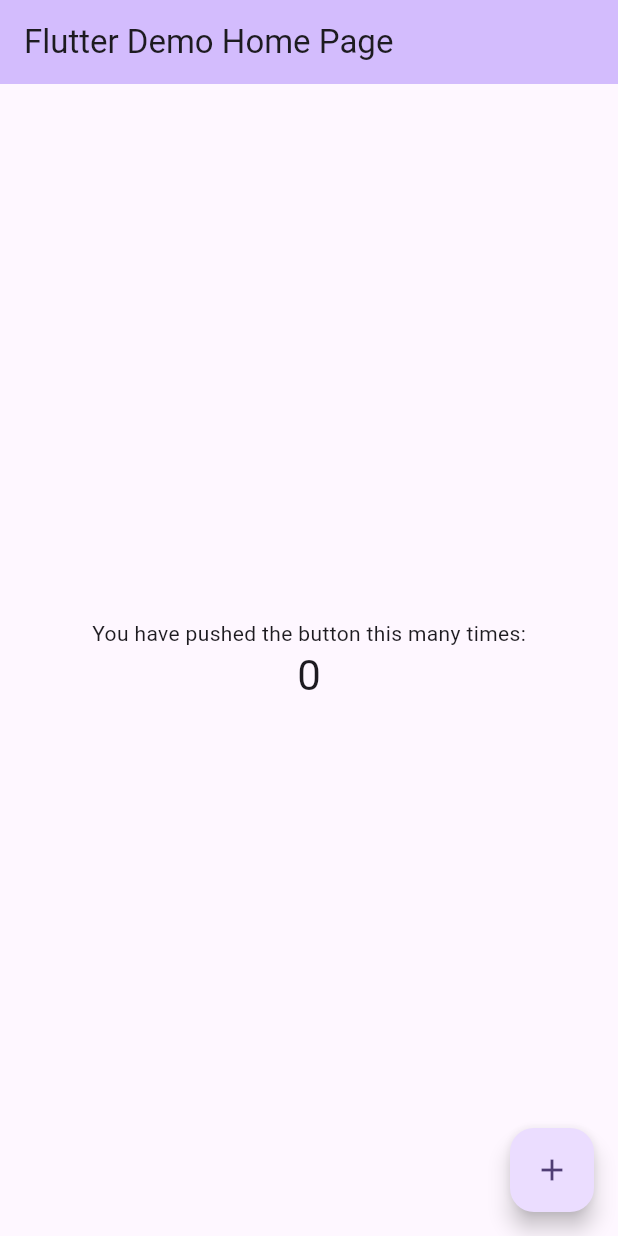
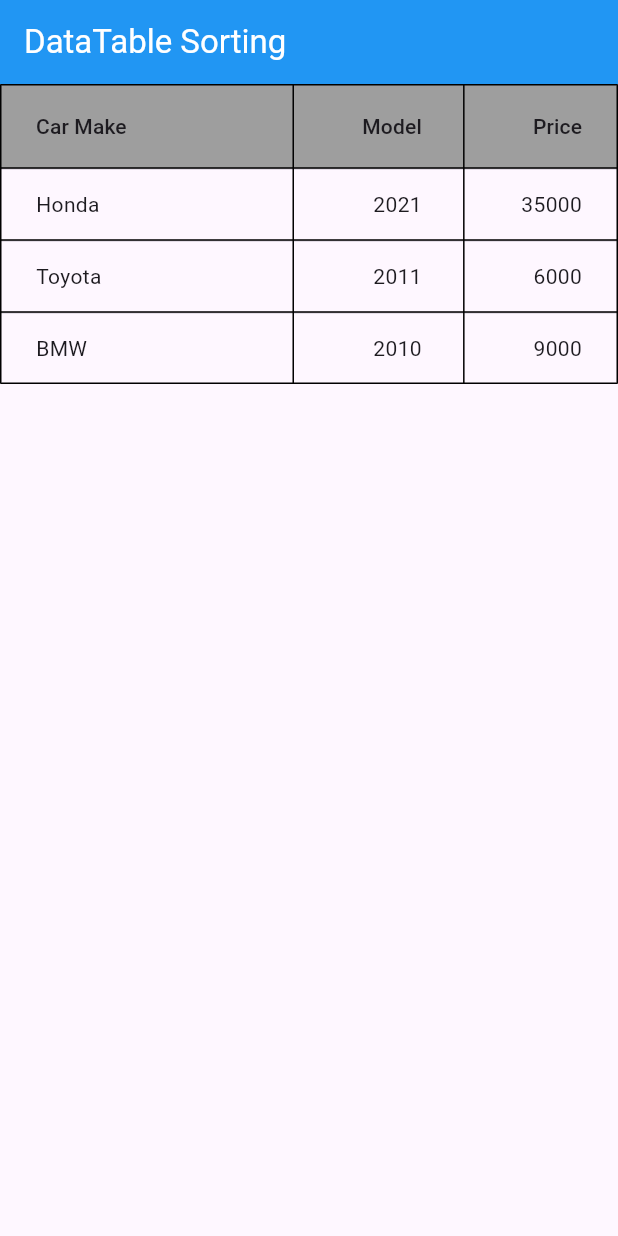
Before and after one commit to dylan-yoong-yw/TMA3084_G02_102522_Lab05_Lesson07, a Flutter app: the screen it shows after launch, on a phone screen of 412 x 824 dp. Run offline on Flutter 3.47's test engine with Material 3 defaults, Android fonts, the phone set to English and light mode, and no system bars.

Commit message:
Lab B: DataTable with built-in sorting

```diff
--- a/data_table_lab/lib/main.dart
+++ b/data_table_lab/lib/main.dart
@@ -1,121 +1,104 @@
 import 'package:flutter/material.dart';
 
-void main() {
-  runApp(const MyApp());
-}
+void main() => runApp(const MainApp());
 
-class MyApp extends StatelessWidget {
-  const MyApp({super.key});
+class MainApp extends StatelessWidget {
+  const MainApp({super.key});
 
-  // This widget is the root of your application.
   @override
   Widget build(BuildContext context) {
-    return MaterialApp(
-      title: 'Flutter Demo',
-      theme: ThemeData(
-        // This is the theme of your application.
-        //
-        // TRY THIS: Try running your application with "flutter run". You'll see
-        // the application has a purple toolbar. Then, without quitting the app,
-        // try changing the seedColor in the colorScheme below to Colors.green
-        // and then invoke "hot reload" (save your changes or press the "hot
-        // reload" button in a Flutter-supported IDE, or press "r" if you used
-        // the command line to start the app).
-        //
-        // Notice that the counter didn't reset back to zero; the application
-        // state is not lost during the reload. To reset the state, use hot
-        // restart instead.
-        //
-        // This works for code too, not just values: Most code changes can be
-        // tested with just a hot reload.
-        colorScheme: .fromSeed(seedColor: Colors.deepPurple),
-      ),
-      home: const MyHomePage(title: 'Flutter Demo Home Page'),
+    return const MaterialApp(
+      debugShowCheckedModeBanner: false,
+      home: CarTablePage(),
     );
   }
 }
 
-class MyHomePage extends StatefulWidget {
-  const MyHomePage({super.key, required this.title});
+/// One row of data in the table.
+class Car {
+  Car(this.make, this.model, this.price);
 
-  // This widget is the home page of your application. It is stateful, meaning
-  // that it has a State object (defined below) that contains fields that affect
-  // how it looks.
+  final String make;
+  final int model;
+  final int price;
+}
 
-  // This class is the configuration for the state. It holds the values (in this
-  // case the title) provided by the parent (in this case the App widget) and
-  // used by the build method of the State. Fields in a Widget subclass are
-  // always marked "final".
-
-  final String title;
+class CarTablePage extends StatefulWidget {
+  const CarTablePage({super.key});
 
   @override
-  State<MyHomePage> createState() => _MyHomePageState();
+  State<CarTablePage> createState() => _CarTablePageState();
 }
 
-class _MyHomePageState extends State<MyHomePage> {
-  int _counter = 0;
+class _CarTablePageState extends State<CarTablePage> {
+  final List<Car> cars = [
+    Car('Honda', 2021, 35000),
+    Car('Toyota', 2011, 6000),
+    Car('BMW', 2010, 9000),
+  ];
 
-  void _incrementCounter() {
+  // Which column is sorted (null = not sorted yet) and in which direction.
+  int? sortColumnIndex;
+  bool sortAscending = true;
+
+  /// One method for all columns. [compare] decides the order.
+  void sortBy(
+    int columnIndex,
+    bool ascending,
+    int Function(Car a, Car b) compare,
+  ) {
     setState(() {
-      // This call to setState tells the Flutter framework that something has
-      // changed in this State, which causes it to rerun the build method below
-      // so that the display can reflect the updated values. If we changed
-      // _counter without calling setState(), then the build method would not be
-      // called again, and so nothing would appear to happen.
-      _counter++;
+      cars.sort((a, b) => ascending ? compare(a, b) : compare(b, a));
+      sortColumnIndex = columnIndex;
+      sortAscending = ascending;
     });
   }
 
   @override
   Widget build(BuildContext context) {
-    // This method is rerun every time setState is called, for instance as done
-    // by the _incrementCounter method above.
-    //
-    // The Flutter framework has been optimized to make rerunning build methods
-    // fast, so that you can just rebuild anything that needs updating rather
-    // than having to individually change instances of widgets.
     return Scaffold(
       appBar: AppBar(
-        // TRY THIS: Try changing the color here to a specific color (to
-        // Colors.amber, perhaps?) and trigger a hot reload to see the AppBar
-        // change color while the other colors stay the same.
-        backgroundColor: Theme.of(context).colorScheme.inversePrimary,
-        // Here we take the value from the MyHomePage object that was created by
-        // the App.build method, and use it to set our appbar title.
-        title: Text(widget.title),
+        title: const Text('DataTable Sorting'),
+        backgroundColor: Colors.blue,
+        foregroundColor: Colors.white,
       ),
-      body: Center(
-        // Center is a layout widget. It takes a single child and positions it
-        // in the middle of the parent.
-        child: Column(
-          // Column is also a layout widget. It takes a list of children and
-          // arranges them vertically. By default, it sizes itself to fit its
-          // children horizontally, and tries to be as tall as its parent.
-          //
-          // Column has various properties to control how it sizes itself and
-          // how it positions its children. Here we use mainAxisAlignment to
-          // center the children vertically; the main axis here is the vertical
-          // axis because Columns are vertical (the cross axis would be
-          // horizontal).
-          //
-          // TRY THIS: Invoke "debug painting" (choose the "Toggle Debug Paint"
-          // action in the IDE, or press "p" in the console), to see the
-          // wireframe for each widget.
-          mainAxisAlignment: .center,
-          children: [
-            const Text('You have pushed the button this many times:'),
-            Text(
-              '$_counter',
-              style: Theme.of(context).textTheme.headlineMedium,
+      body: SingleChildScrollView(
+        child: DataTable(
+          sortColumnIndex: sortColumnIndex,
+          sortAscending: sortAscending,
+          border: TableBorder.all(color: Colors.black),
+          headingRowColor: WidgetStateProperty.all<Color>(Colors.grey),
+          columns: [
+            DataColumn(
+              label: const Text('Car Make'),
+              onSort: (i, asc) =>
+                  sortBy(i, asc, (a, b) => a.make.compareTo(b.make)),
+            ),
+            DataColumn(
+              label: const Text('Model'),
+              numeric: true,
+              onSort: (i, asc) =>
+                  sortBy(i, asc, (a, b) => a.model.compareTo(b.model)),
+            ),
+            DataColumn(
+              label: const Text('Price'),
+              numeric: true,
+              onSort: (i, asc) =>
+                  sortBy(i, asc, (a, b) => a.price.compareTo(b.price)),
             ),
           ],
+          rows: cars
+              .map(
+                (car) => DataRow(
+                  cells: [
+                    DataCell(Text(car.make)),
+                    DataCell(Text('${car.model}')),
+                    DataCell(Text('${car.price}')),
+                  ],
+                ),
+              )
+              .toList(),
         ),
-      ),
-      floatingActionButton: FloatingActionButton(
-        onPressed: _incrementCounter,
-        tooltip: 'Increment',
-        child: const Icon(Icons.add),
       ),
     );
   }
```
